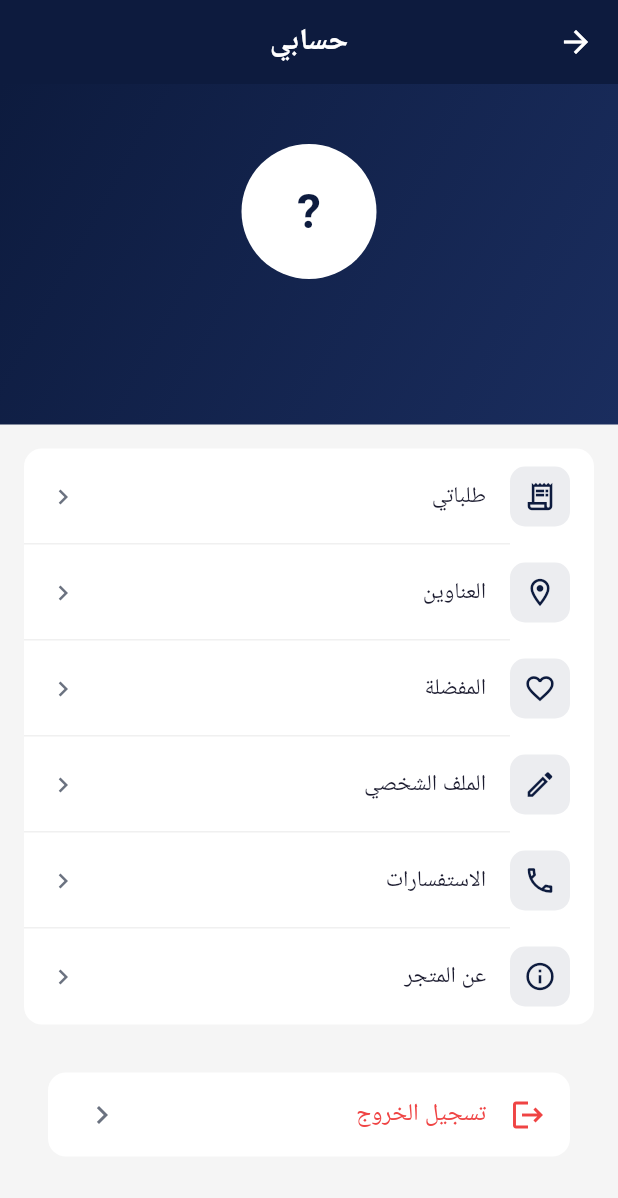
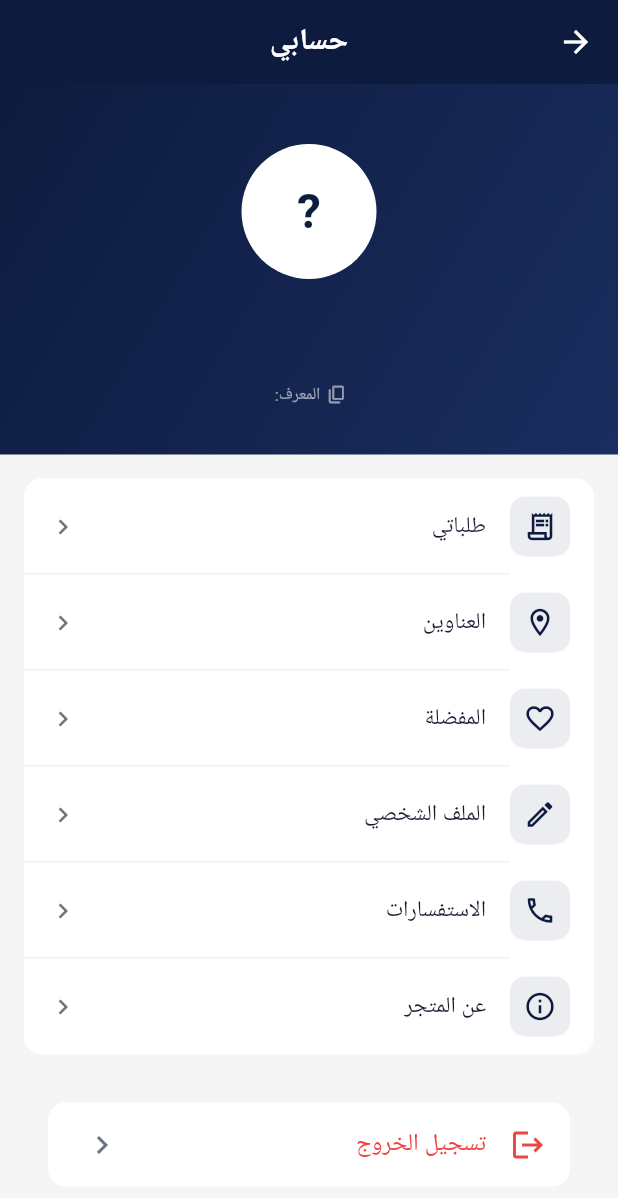
Before and after one commit to moalafif779124-sketch/alafif-newform, a Flutter app: the ProfileScreen screen opened directly, on a phone screen of 412 x 824 dp. Shown: the top 1198 px of the screen. Run offline on Flutter 3.47's test engine with Material 3 defaults, Android fonts, the phone set to English and light mode, and no system bars; our stand-ins replace cached_network_image, carousel_slider, cloud_firestore, firebase_auth, firebase_core, firebase_storage and 3 more; accounts and stored records are empty; Roboto replaces fonts that are missing (NotoKufiArabic).

Commit message:
feat: show UID on profile screen with copy button for admin activation

```diff
--- a/lib/screens/profile/profile_screen.dart
+++ b/lib/screens/profile/profile_screen.dart
@@ -1,4 +1,5 @@
 import 'package:flutter/material.dart';
+import 'package:flutter/services.dart';
 import 'package:provider/provider.dart';
 import 'package:url_launcher/url_launcher.dart';
 import '../../config/colors.dart';
@@ -274,6 +275,42 @@ class _ProfileScreenState extends State<ProfileScreen> {
                     ),
                   ),
                 ),
+                const SizedBox(height: 4),
+                // معرف المستخدم (UID) للدعم الفني
+                GestureDetector(
+                  onTap: () {
+                    Clipboard.setData(ClipboardData(text: auth.userId ?? ''));
+                    ScaffoldMessenger.of(context).showSnackBar(
+                      const SnackBar(
+                        content: Text('تم نسخ المعرف'),
+                        behavior: SnackBarBehavior.floating,
+                        duration: Duration(seconds: 2),
+                      ),
+                    );
+                  },
+                  child: Row(
+                    mainAxisAlignment: MainAxisAlignment.center,
+                    mainAxisSize: MainAxisSize.min,
+                    children: [
+                      const Icon(
+                        Icons.copy_rounded,
+                        size: 14,
+                        color: Colors.white54,
+                      ),
+                      const SizedBox(width: 4),
+                      Flexible(
+                        child: Text(
+                          'المعرف: ${auth.userId ?? ''}',
+                          style: const TextStyle(
+                            fontSize: 11,
+                            color: Colors.white54,
+                          ),
+                          overflow: TextOverflow.ellipsis,
+                        ),
+                      ),
+                    ],
+                  ),
+                ),
               ],
             ),
           ),
```
